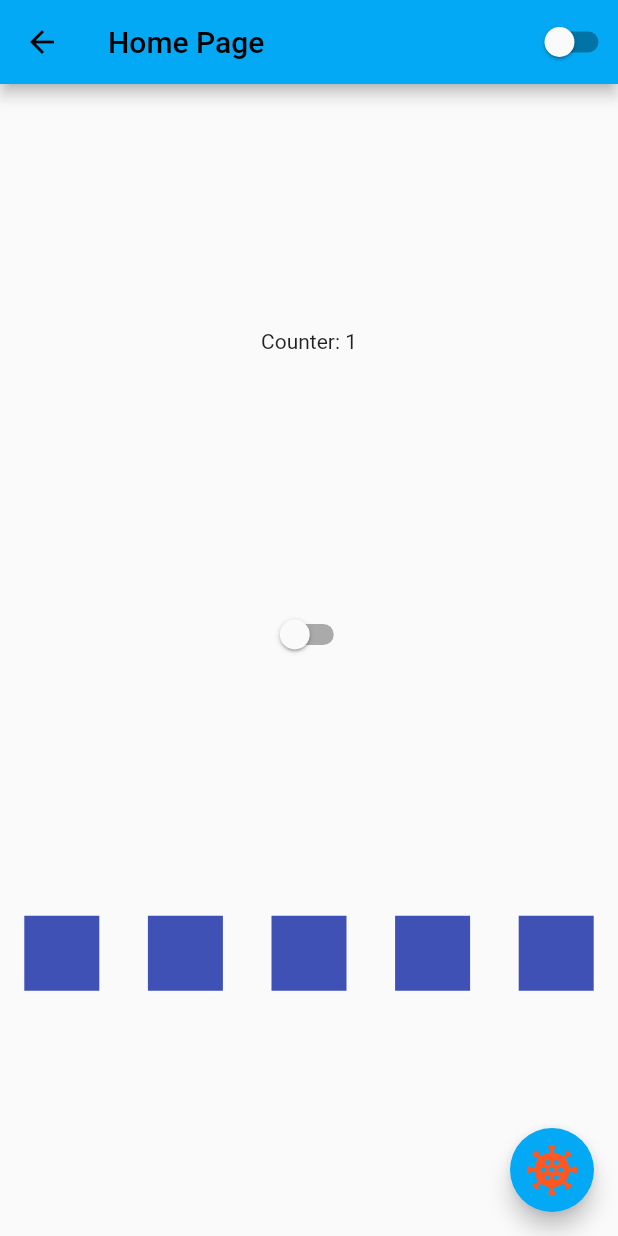
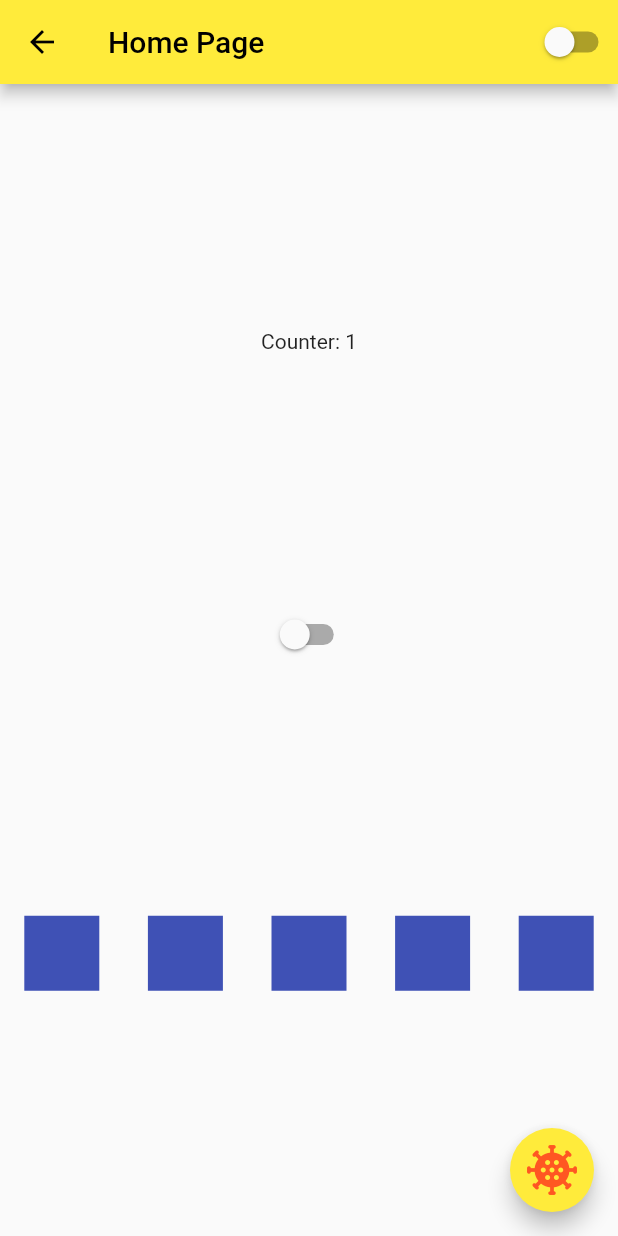
Before and after one commit to thomasbalmant/primandoWithFlutter, a Flutter app: the HomePage screen opened by its route, after a tap on the "coronavirus" icon, on a phone screen of 412 x 824 dp. Run offline on Flutter 3.47's test engine with Material 2 defaults, Android fonts, the phone set to English and light mode, and no system bars.

Commit message:
some makup

```diff
--- a/lib/app_widget.dart
+++ b/lib/app_widget.dart
@@ -14,7 +14,7 @@ class AppWidget extends StatelessWidget {
       builder: (context, child) {
         return MaterialApp(
           theme: ThemeData(
-              primarySwatch: Colors.lightBlue,
+              primarySwatch: Colors.yellow,
               brightness: AppController.instance.isDartTheme
                   ? Brightness.dark
                   : Brightness.light),
--- a/lib/login_page.dart
+++ b/lib/login_page.dart
@@ -9,65 +9,31 @@ class LoginPage extends StatefulWidget {
 
 class _LoginPageState extends State<LoginPage> {
   String email = '';
+  final emailController = TextEditingController();
   String password = '';
-  Widget _body() {
-    return SingleChildScrollView(
-      child: SizedBox(
-        width: MediaQuery.of(context).size.width,
-        height: MediaQuery.of(context).size.height,
-        child: Padding(
-          padding: const EdgeInsets.all(8.0),
-          child: Column(
-            mainAxisAlignment: MainAxisAlignment.center,
-            // ignore: prefer_const_literals_to_create_immutables
-            children: [
-              Container(
-                width: 100,
-                height: 100,
-              ),
-              Container(
-                height: 20,
-              ),
-              TextField(
-                  onChanged: (text) {
-                    email = text;
-                  },
-                  keyboardType: TextInputType.emailAddress,
-                  // ignore: prefer_const_constructors
-                  decoration: InputDecoration(
-                    labelText: 'Email',
-                    border: const OutlineInputBorder(),
-                    suffixIcon: Icon(Icons.email),
-                  )),
-              const SizedBox(
-                height: 20,
-              ),
-              // ignore: prefer_const_constructors
-              TextField(
-                onChanged: (text) {
-                  password = text;
-                },
-                obscureText: true,
-                decoration: const InputDecoration(
-                    suffixIcon: Icon(Icons.remove_red_eye),
-                    labelText: 'Password',
-                    border: OutlineInputBorder()),
-              )
-            ],
-          ),
-        ),
-      ),
-    );
+  bool isPassVisible = false;
+  final nodeEmail = FocusNode();
+  final nodePass = FocusNode();
+
+  @override
+  void initState() {
+    // TODO: implement initState
+    super.initState();
+    emailController.addListener(() => setState(() {}));
   }
 
   @override
   Widget build(BuildContext context) {
-    return Scaffold(
+    return GestureDetector(
+      onTap: () => FocusScope.of(context).requestFocus(new FocusNode()),
+      onVerticalDragDown: (value) =>
+          FocusScope.of(context).requestFocus(new FocusNode()),
+      child: Scaffold(
         appBar: AppBar(
           title: const Text(
             'Login',
           ),
-        backgroundColor: Colors.black,
+          backgroundColor: Colors.pink,
         ),
         body: Stack(
           children: [
@@ -85,9 +51,10 @@ class _LoginPageState extends State<LoginPage> {
             onPressed: () {
               if (email.isNotEmpty && password.isNotEmpty) {
                 // ignore: avoid_print
-              Navigator.of(context).pushNamed('/txtFields');
+                // Navigator.of(context).pushNamed('/home');
               } else {
-              Navigator.of(context).pushNamed('/txtFields');
+                FocusScope.of(context).requestFocus(FocusNode());
+                Navigator.of(context).pushNamed('/home');
               }
             },
             tooltip: 'Login',
@@ -95,6 +62,76 @@ class _LoginPageState extends State<LoginPage> {
             backgroundColor: Colors.pink,
             icon: const Icon(Icons.login_sharp)),
         floatingActionButtonLocation: FloatingActionButtonLocation.centerFloat,
+      ),
     );
   }
+
+  Widget _body() {
+    return SingleChildScrollView(
+      child: SizedBox(
+        width: MediaQuery.of(context).size.width,
+        height: MediaQuery.of(context).size.height,
+        child: Padding(
+          padding: const EdgeInsets.all(8.0),
+          child: Column(
+            mainAxisAlignment: MainAxisAlignment.center,
+            children: [
+              Container(
+                height: 20,
+              ),
+              buildEmail(),
+              const SizedBox(
+                height: 20,
+              ),
+              buildPassword()
+            ],
+          ),
+        ),
+      ),
+    );
   }
+
+  Widget buildEmail() => TextField(
+      focusNode: nodeEmail,
+      textCapitalization: TextCapitalization.none,
+      controller: emailController,
+      onChanged: (text) {
+        email = text;
+      },
+      keyboardType: TextInputType.emailAddress,
+      textInputAction: TextInputAction.done,
+      // ignore: prefer_const_constructors
+      decoration: InputDecoration(
+        border: const OutlineInputBorder(),
+        enabledBorder: OutlineInputBorder(
+            borderSide: BorderSide(color: Colors.white, width: 3),
+            borderRadius: BorderRadius.circular(20)),
+        labelText: 'Email',
+        hintText: 'name@example.com',
+        hintStyle: TextStyle(color: Colors.white),
+        prefixIcon: const Icon(Icons.email),
+        suffixIcon: emailController.text.isEmpty
+            ? Container(width: 0)
+            : IconButton(
+                onPressed: () => emailController.clear(),
+                icon: const Icon(Icons.close),
+              ),
+      ));
+
+  Widget buildPassword() => TextField(
+        focusNode: nodePass,
+        onChanged: (text) => password = text,
+        onSubmitted: (text) => password = text,
+        obscureText: isPassVisible,
+        decoration: InputDecoration(
+            labelText: 'Password',
+            hintText: 'Your Password...',
+            border: const OutlineInputBorder(),
+            suffixIcon: IconButton(
+              onPressed: () => setState(() => {isPassVisible = !isPassVisible}),
+              icon: isPassVisible
+                  ? const Icon(Icons.visibility_off)
+                  : const Icon(Icons.visibility),
+            )),
+      );
+}
```
Also changed, not shown: lib/text_fields.dart (+9 -5 lines). Lines whose indentation alone changed are shown as unchanged.
